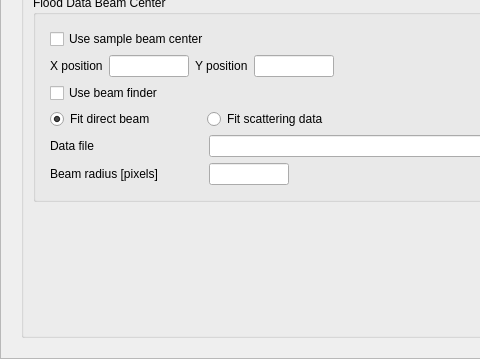
Above: Code/Mantid/scripts/Interface/ui/sans/hfir_detector.ui from mantidproject/mantid before the change; both pictures show x 0 to 480 and y 372 to 731 of the 1030 by 731 pixel window. Below: the same form after it.
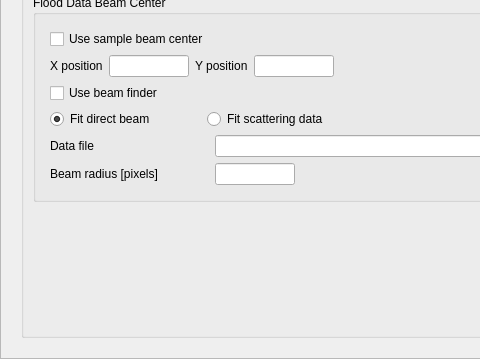
That is the form after the change.

```diff
--- a/Code/Mantid/scripts/Interface/ui/sans/hfir_detector.ui
+++ b/Code/Mantid/scripts/Interface/ui/sans/hfir_detector.ui
@@ -1025,7 +1025,7 @@
                    </property>
                    <property name="minimumSize">
                     <size>
-                     <width>153</width>
+                     <width>159</width>
                      <height>0</height>
                     </size>
                    </property>
@@ -1121,7 +1121,7 @@
                    </property>
                    <property name="minimumSize">
                     <size>
-                     <width>153</width>
+                     <width>159</width>
                      <height>0</height>
                     </size>
                    </property>
```
